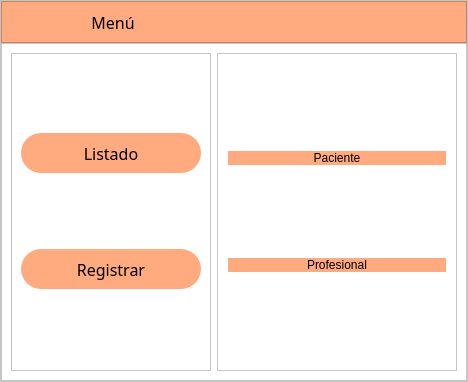
Qt form gui/main.ui (ayenaccarato/Marcanac) before a commit.
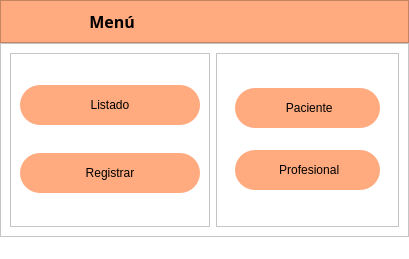
The same form after that commit. The open tabs and pages were chosen to show the change. Icons and pictures are not drawn.

Diff of the .ui file:
```diff
--- a/gui/main.ui
+++ b/gui/main.ui
@@ -6,17 +6,21 @@
    <rect>
     <x>0</x>
     <y>0</y>
-    <width>468</width>
-    <height>382</height>
+    <width>409</width>
+    <height>259</height>
    </rect>
   </property>
   <property name="windowTitle">
    <string>Marcanac</string>
   </property>
-  <widget class="QWidget" name="centralwidget">
+  <property name="windowIcon">
+   <iconset>
+    <normaloff>imagenes/logo.png</normaloff>imagenes/logo.png</iconset>
+  </property>
    <property name="styleSheet">
     <string notr="true">background-color: rgb(255, 255, 255);</string>
    </property>
+  <widget class="QWidget" name="centralwidget">
    <layout class="QVBoxLayout" name="verticalLayout">
     <property name="spacing">
      <number>0</number>
@@ -34,30 +38,6 @@
      <number>0</number>
     </property>
     <item>
-     <widget class="QFrame" name="frame">
-      <property name="frameShape">
-       <enum>QFrame::StyledPanel</enum>
-      </property>
-      <property name="frameShadow">
-       <enum>QFrame::Raised</enum>
-      </property>
-      <layout class="QVBoxLayout" name="verticalLayout_2" stretch="1,8">
-       <property name="spacing">
-        <number>0</number>
-       </property>
-       <property name="leftMargin">
-        <number>0</number>
-       </property>
-       <property name="topMargin">
-        <number>0</number>
-       </property>
-       <property name="rightMargin">
-        <number>0</number>
-       </property>
-       <property name="bottomMargin">
-        <number>0</number>
-       </property>
-       <item>
         <widget class="QFrame" name="frame_superior">
          <property name="minimumSize">
           <size>
@@ -78,8 +58,7 @@
 QPushButton:hover {
     background-color: rgb(61, 61, 61);
     border-radius: 20px;
-}
-</string>
+}</string>
          </property>
          <property name="frameShape">
           <enum>QFrame::StyledPanel</enum>
@@ -98,26 +77,12 @@
             </property>
             <property name="font">
              <font>
-              <family>Segoe UI black</family>
+           <family>Segoe UI Black</family>
               <pointsize>12</pointsize>
-              <weight>10</weight>
-              <italic>false</italic>
-              <bold>false</bold>
-             </font>
-            </property>
-            <property name="styleSheet">
-             <string notr="true">QPushButton {
-	background-color: rgb(255, 170, 127);
-	font: 87 12pt &quot;Segoe UI black&quot;;
-	border-radius: 0px;
-}
-
-QPushButton:hover{
-	
-	background-color: rgb(255, 255, 255);
-	font: 87 12pt &quot;Segoe UI black&quot;;
-}</string>
-            </property>
+           <weight>75</weight>
+           <bold>true</bold>
+          </font>
+         </property>
             <property name="text">
              <string> Menú</string>
             </property>
@@ -140,80 +105,12 @@
             </property>
             <property name="sizeHint" stdset="0">
              <size>
-              <width>142</width>
-              <height>19</height>
+           <width>301</width>
+           <height>20</height>
              </size>
             </property>
            </spacer>
           </item>
-          <item>
-           <widget class="QPushButton" name="btnMinimizar">
-            <property name="text">
-             <string/>
-            </property>
-            <property name="icon">
-             <iconset>
-              <normaloff>imagenes/minimizar.svg</normaloff>imagenes/minimizar.svg</iconset>
-            </property>
-            <property name="iconSize">
-             <size>
-              <width>20</width>
-              <height>20</height>
-             </size>
-            </property>
-           </widget>
-          </item>
-          <item>
-           <widget class="QPushButton" name="btnRestaurar">
-            <property name="text">
-             <string/>
-            </property>
-            <property name="icon">
-             <iconset>
-              <normaloff>imagenes/achicar.svg</normaloff>imagenes/achicar.svg</iconset>
-            </property>
-            <property name="iconSize">
-             <size>
-              <width>20</width>
-              <height>20</height>
-             </size>
-            </property>
-           </widget>
-          </item>
-          <item>
-           <widget class="QPushButton" name="btnMaximizar">
-            <property name="text">
-             <string/>
-            </property>
-            <property name="icon">
-             <iconset>
-              <normaloff>imagenes/expandir.svg</normaloff>imagenes/expandir.svg</iconset>
-            </property>
-            <property name="iconSize">
-             <size>
-              <width>20</width>
-              <height>20</height>
-             </size>
-            </property>
-           </widget>
-          </item>
-          <item>
-           <widget class="QPushButton" name="btnCerrar">
-            <property name="text">
-             <string/>
-            </property>
-            <property name="icon">
-             <iconset>
-              <normaloff>imagenes/close.svg</normaloff>imagenes/close.svg</iconset>
-            </property>
-            <property name="iconSize">
-             <size>
-              <width>20</width>
-              <height>20</height>
-             </size>
-            </property>
-           </widget>
-          </item>
          </layout>
         </widget>
        </item>
@@ -234,12 +131,6 @@
               <height>0</height>
              </size>
             </property>
-            <property name="maximumSize">
-             <size>
-              <width>0</width>
-              <height>16777215</height>
-             </size>
-            </property>
             <property name="styleSheet">
              <string notr="true">QFrame {
     background-color: rgb(255, 255, 255);
@@ -260,8 +151,7 @@
 	border-bottom-left-radius:20px;
 	color:rgb(0, 0, 0);
 	font: 77 10pt &quot;Segoe UI black&quot;;
-}
-</string>
+}</string>
             </property>
             <property name="frameShape">
              <enum>QFrame::StyledPanel</enum>
@@ -269,7 +159,7 @@
             <property name="frameShadow">
              <enum>QFrame::Raised</enum>
             </property>
-            <layout class="QVBoxLayout" name="verticalLayout_3">
+         <layout class="QVBoxLayout" name="verticalLayout_2">
              <item>
               <widget class="QPushButton" name="btnListado">
                <property name="minimumSize">
@@ -278,15 +168,6 @@
                  <height>40</height>
                 </size>
                </property>
-               <property name="font">
-                <font>
-                 <family>Segoe UI black</family>
-                 <pointsize>12</pointsize>
-                 <weight>9</weight>
-                 <italic>false</italic>
-                 <bold>false</bold>
-                </font>
-               </property>
                <property name="cursor">
                 <cursorShape>PointingHandCursor</cursorShape>
                </property>
@@ -313,15 +194,6 @@
                  <height>40</height>
                 </size>
                </property>
-               <property name="font">
-                <font>
-                 <family>Segoe UI black</family>
-                 <pointsize>12</pointsize>
-                 <weight>9</weight>
-                 <italic>false</italic>
-                 <bold>false</bold>
-                </font>
-               </property>
                <property name="cursor">
                 <cursorShape>PointingHandCursor</cursorShape>
                </property>
@@ -345,76 +217,54 @@
           </item>
           <item>
            <widget class="QFrame" name="frame_paginas">
-            <property name="styleSheet">
-             <string notr="true">QFrame {
-    background-color: rgb(255, 255, 255);
-}
-
-QPushButton {
-	background-color: rgb(255, 170, 127);
-    border-radius: 20px;
-	border-bottom-left-radius:20px;
-	color:rgb(0, 0, 0);
-	font: 77 12pt &quot;Segoe UI black&quot;;
-}
-
-QPushButton:hover {
-    background-color: #ffffff;
-	color: rgb(255, 170, 127);
-    border-top-left-radius: 20px;
-	border-bottom-left-radius:20px;
-	color:rgb(0, 0, 0);
-	font: 77 10pt &quot;Segoe UI black&quot;;
-}
-
-</string>
-            </property>
             <property name="frameShape">
              <enum>QFrame::StyledPanel</enum>
             </property>
             <property name="frameShadow">
              <enum>QFrame::Raised</enum>
             </property>
-            <layout class="QVBoxLayout" name="verticalLayout_4">
-             <property name="spacing">
-              <number>0</number>
-             </property>
-             <property name="leftMargin">
-              <number>1</number>
-             </property>
-             <property name="topMargin">
-              <number>1</number>
-             </property>
-             <property name="rightMargin">
-              <number>1</number>
-             </property>
-             <property name="bottomMargin">
-              <number>1</number>
-             </property>
+         <layout class="QVBoxLayout" name="verticalLayout_3">
              <item>
               <widget class="QStackedWidget" name="stackedWidget">
+            <property name="styleSheet">
+             <string notr="true">QFrame {
+    background-color: rgb(255, 255, 255);
+}
+
+QPushButton {
+	background-color: rgb(255, 170, 127);
+    border-radius: 20px;
+	border-bottom-left-radius:20px;
+	color:rgb(0, 0, 0);
+	font: 77 12pt &quot;Segoe UI black&quot;;
+}
+
+QPushButton:hover {
+    background-color: #ffffff;
+	color: rgb(255, 170, 127);
+    border-top-left-radius: 20px;
+	border-bottom-left-radius:20px;
+	color:rgb(0, 0, 0);
+	font: 77 10pt &quot;Segoe UI black&quot;;
+}</string>
+            </property>
                <property name="currentIndex">
-                <number>3</number>
-               </property>
+             <number>2</number>
+            </property>
+            <widget class="QWidget" name="page_vacia"/>
                <widget class="QWidget" name="page_datos">
-                <layout class="QVBoxLayout" name="verticalLayout_5">
+             <layout class="QVBoxLayout" name="verticalLayout_4">
                  <item>
                   <widget class="QPushButton" name="listPacientes">
-                   <property name="font">
-                    <font>
-                     <family>Segoe UI black</family>
-                     <pointsize>12</pointsize>
-                     <weight>9</weight>
-                     <italic>false</italic>
-                     <bold>false</bold>
-                    </font>
+                <property name="minimumSize">
+                 <size>
+                  <width>0</width>
+                  <height>40</height>
+                 </size>
                    </property>
                    <property name="cursor">
                     <cursorShape>PointingHandCursor</cursorShape>
                    </property>
-                   <property name="styleSheet">
-                    <string notr="true"/>
-                   </property>
                    <property name="text">
                     <string>Pacientes</string>
                    </property>
@@ -422,14 +272,11 @@
                  </item>
                  <item>
                   <widget class="QPushButton" name="listProfesionales">
-                   <property name="font">
-                    <font>
-                     <family>Segoe UI black</family>
-                     <pointsize>12</pointsize>
-                     <weight>9</weight>
-                     <italic>false</italic>
-                     <bold>false</bold>
-                    </font>
+                <property name="minimumSize">
+                 <size>
+                  <width>0</width>
+                  <height>40</height>
+                 </size>
                    </property>
                    <property name="cursor">
                     <cursorShape>PointingHandCursor</cursorShape>
@@ -442,34 +289,62 @@
                 </layout>
                </widget>
                <widget class="QWidget" name="page_registrar">
-                <layout class="QVBoxLayout" name="verticalLayout_6">
+             <layout class="QVBoxLayout" name="verticalLayout_5">
                  <item>
                   <widget class="QPushButton" name="btnPaciente">
+                <property name="minimumSize">
+                 <size>
+                  <width>0</width>
+                  <height>40</height>
+                 </size>
+                </property>
                    <property name="cursor">
                     <cursorShape>PointingHandCursor</cursorShape>
                    </property>
                    <property name="text">
-                    <string>Paciente</string>
+                 <string> Paciente</string>
+                </property>
+                <property name="icon">
+                 <iconset>
+                  <normaloff>imagenes/paciente.png</normaloff>imagenes/paciente.png</iconset>
+                </property>
+                <property name="iconSize">
+                 <size>
+                  <width>30</width>
+                  <height>30</height>
+                 </size>
                    </property>
                   </widget>
                  </item>
                  <item>
                   <widget class="QPushButton" name="btnProfesional">
+                <property name="minimumSize">
+                 <size>
+                  <width>0</width>
+                  <height>40</height>
+                 </size>
+                </property>
                    <property name="cursor">
                     <cursorShape>PointingHandCursor</cursorShape>
                    </property>
                    <property name="text">
-                    <string>Profesional</string>
-                   </property>
+                 <string> Profesional</string>
+                </property>
+                <property name="icon">
+                 <iconset>
+                  <normaloff>imagenes/profesional.png</normaloff>imagenes/profesional.png</iconset>
+                </property>
+                <property name="iconSize">
+                 <size>
+                  <width>25</width>
+                  <height>25</height>
+                 </size>
+                </property>
                   </widget>
                  </item>
                 </layout>
                </widget>
-               <widget class="QWidget" name="page_insumos">
-                <layout class="QVBoxLayout" name="verticalLayout_7"/>
-               </widget>
-               <widget class="QWidget" name="page_eliminar"/>
-              </widget>
+           </widget>
              </item>
             </layout>
            </widget>
@@ -479,9 +354,7 @@
        </item>
       </layout>
      </widget>
-    </item>
-   </layout>
-  </widget>
+  <widget class="QStatusBar" name="statusbar"/>
  </widget>
  <resources/>
  <connections/>
```
Lines whose indentation alone changed are shown as unchanged.
